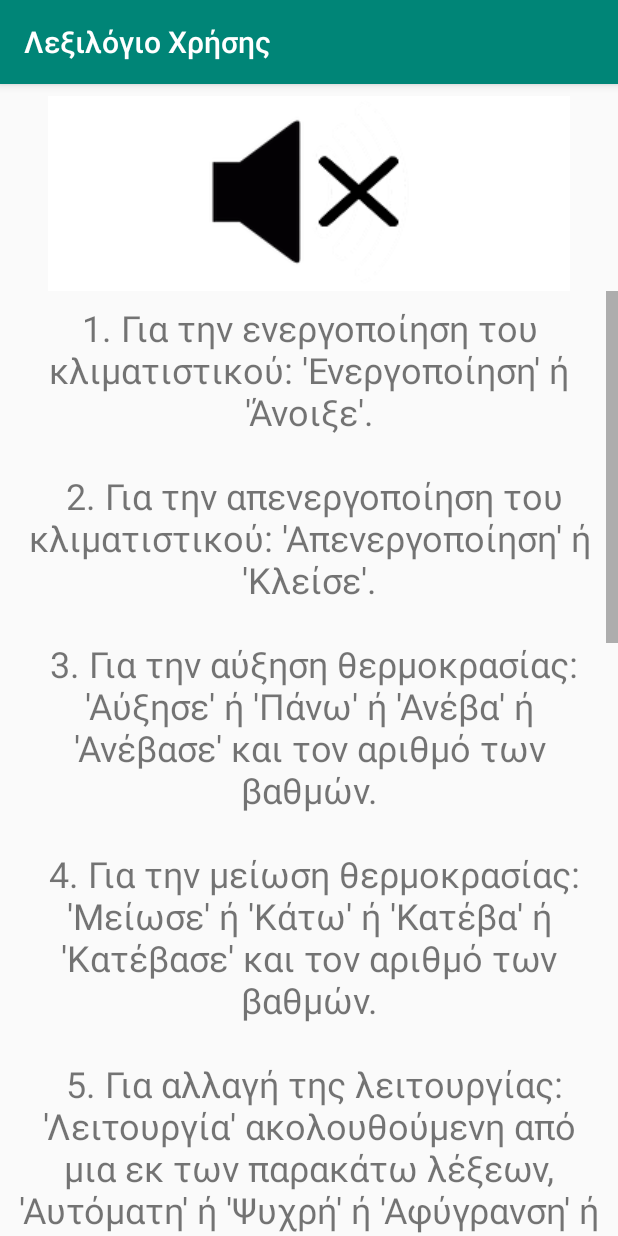
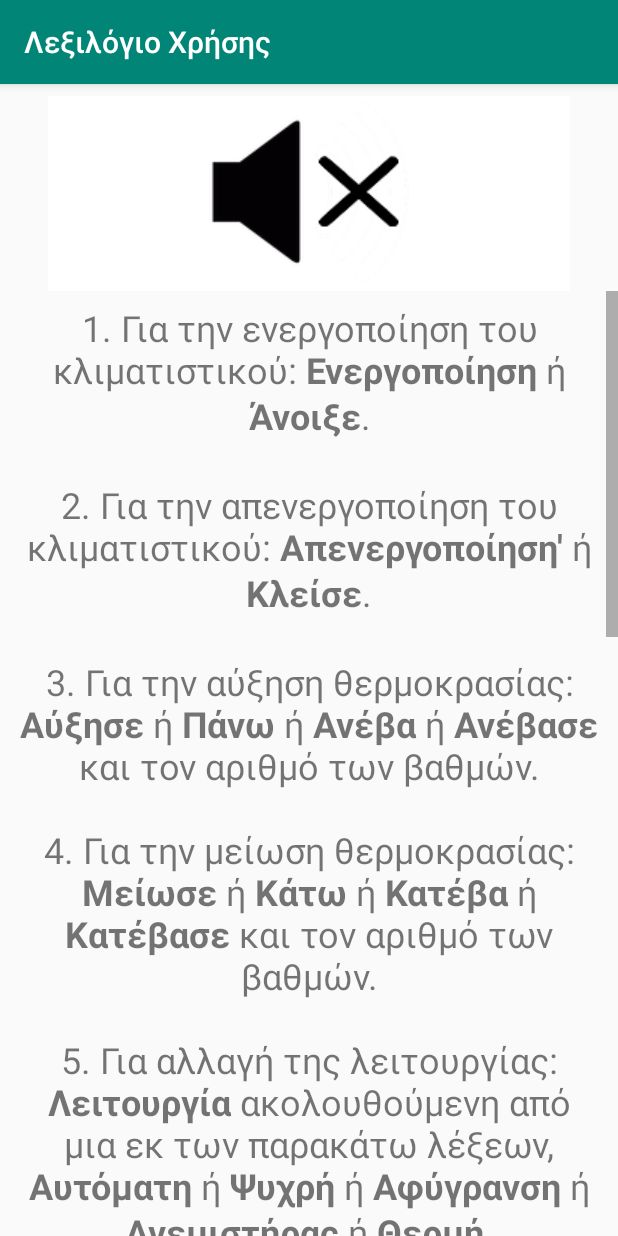
Before and after one commit to GeorgeFotopoulos/Gree-Bora-App, an Android app: the InformationActivity screen opened directly, with no data from a screen before it, on a phone screen of 412 x 824 dp. Run offline under Robolectric (Android 15) with nearby library versions, the phone set to English and light mode, and no system bars.

Commit message:
note button

```diff
--- a/app/src/main/java/com/example/greeboraapp/InformationActivity.java
+++ b/app/src/main/java/com/example/greeboraapp/InformationActivity.java
@@ -15,9 +15,11 @@ import android.view.GestureDetector;
 import android.view.MotionEvent;
 import android.view.View;
 import android.widget.ImageButton;
-
+import android.widget.TextView;
 import java.util.ArrayList;
 import java.util.Locale;
+import android.text.Html;
+import android.text.Spanned;
 
 public class InformationActivity extends AppCompatActivity {
     TextToSpeech TTS;
@@ -28,6 +30,8 @@ public class InformationActivity extends AppCompatActivity {
     boolean soundOn = false;
     int animateSound = 0;
     private Handler handler = new Handler();
+
+    TextView text_view;
 
     @Override
     protected void onCreate(Bundle savedInstanceState) {
@@ -112,6 +116,21 @@ public class InformationActivity extends AppCompatActivity {
                 });
             }
         });
+
+
+        text_view = findViewById(R.id.text_view);
+        text_view.setText((Html.fromHtml("<p>1. Για την ενεργοποίηση του κλιματιστικού: <b>Ενεργοποίηση</b> ή <b>Άνοιξε</b>.</p>"
+        + "<p>2. Για την απενεργοποίηση του κλιματιστικού: <b>Απενεργοποίηση'</b> ή <b>Κλείσε</b>.</p>"
+        + "<p>3. Για την αύξηση θερμοκρασίας: <b>Αύξησε</b> ή <b>Πάνω</b> ή <b>Ανέβα</b> ή <b>Ανέβασε</b> και τον αριθμό των βαθμών.</p>"
+        + "<p>4. Για την μείωση θερμοκρασίας: <b>Μείωσε</b> ή <b>Κάτω</b> ή <b>Κατέβα</b> ή <b>Κατέβασε</b> και τον αριθμό των βαθμών.</p>"
+        + "<p>5. Για αλλαγή της λειτουργίας: <b>Λειτουργία</b> ακολουθούμενη από μια εκ των παρακάτω λέξεων, <b>Αυτόματη</b> ή <b>Ψυχρή</b> ή <b>Αφύγρανση</b> ή <b>Ανεμιστήρας</b> ή <b>Θερμή</b>.</p>"
+        + "<p>6. Για αλλαγή της ανάκλισης: <b>Ανάκλιση</b> ακολουθούμενη από μια εκ των παρακάτω λέξεων, <b>Πάνω</b> ή <b>Μέση</b> ή <b>Κάτω</b> ή <b>Ολική</b>.</p>"
+        + "<p>7. Για αλλαγή της ταχύτητας: <b>Ταχύτητα</b> ακολουθούμενη από μια εκ των παρακάτω λέξεων, <b>Αυτόματη</b> ή <b>Χαμηλή</b> ή <b>Μεσαία</b> ή <b>Υψηλή</b>.</p>"
+        + "<p>8. Για ενεργοποίηση χρονοδιακόπτη: <b>Ενεργοποίηση Χρονοδιακόπτη</b> ή <b>Άνοιξε Χρονοδιακόπτη</b> ακολουθούμενη από τα λεπτά που επιθυμεί ο χρήστης να είναι σε λειτουργία το κλιματιστικό.</p>"
+        + "<p>9. Για την απενεργοποίηση του χρονοδιακόπτη: <b>Απενεργοποίηση Χρονοδιακόπτη</b> ή <b>Κλείσε Χρονοδιακόπτη</b>'.</p>"
+        + "<p>10. Για ενεργοποίηση ή απενεργοποίηση αδρανοποίησης: <b>Αδρανοποίηση</b>.</p>"
+        + "<p>11. Για ενημέρωση σχετικά με την κατάσταση του κλιματιστικού: <b>Ενημέρωση</b>.</p>"
+        + "<p>12. Για ενεργοποίηση ή απενεργοποίηση ιονισμού: <b>Ιονισμός</b> ή <b>Καθαρισμός</b>.</p>")));
     }
 
     @Override
--- a/app/src/main/res/layout/information.xml
+++ b/app/src/main/res/layout/information.xml
@@ -46,19 +46,7 @@
             android:layout_margin="8dp"
             android:gravity="center_horizontal|top"
             android:scrollbars="vertical"
-            android:text="1. Για την ενεργοποίηση του κλιματιστικού: \'Ενεργοποίηση\' ή \'Άνοιξε\'.\n\n
-2. Για την απενεργοποίηση του κλιματιστικού: \'Απενεργοποίηση\' ή \'Κλείσε\'.\n\n
-3. Για την αύξηση θερμοκρασίας: \'Αύξησε\' ή \'Πάνω\' ή \'Ανέβα\' ή \'Ανέβασε\' και τον αριθμό των βαθμών.\n\n
-4. Για την μείωση θερμοκρασίας: \'Μείωσε\' ή \'Κάτω\' ή \'Κατέβα\' ή \'Κατέβασε\' και τον αριθμό των βαθμών.\n\n
-5. Για αλλαγή της λειτουργίας: \'Λειτουργία\' ακολουθούμενη από μια εκ των παρακάτω λέξεων, \'Αυτόματη\' ή \'Ψυχρή\' ή \'Αφύγρανση\' ή \'Ανεμιστήρας\' ή \'Θερμή\'.\n\n
-6. Για αλλαγή της ανάκλισης: \'Ανάκλιση\' ακολουθούμενη από μια εκ των παρακάτω λέξεων, \'Πάνω\' ή \'Μέση\' ή \'Κάτω\' ή \'Ολική\'.\n\n
-7. Για αλλαγή της ταχύτητας: \'Ταχύτητα\' ακολουθούμενη από μια εκ των παρακάτω λέξεων, \'Αυτόματη\' ή \'Χαμηλή\' ή \'Μεσαία\' ή \'Υψηλή\'.\n\n
-8. Για ενεργοποίηση χρονοδιακόπτη: \'Ενεργοποίηση Χρονοδιακόπτη\' ή \'Άνοιξε Χρονοδιακόπτη\' ακολουθούμενη από τα λεπτά που επιθυμεί ο χρήστης να είναι σε λειτουργία το κλιματιστικό.\n\n
-9. Για την απενεργοποίηση του χρονοδιακόπτη: \'Απενεργοποίηση Χρονοδιακόπτη\' ή \'Κλείσε Χρονοδιακόπτη\'.\n\n
-10. Για ενεργοποίηση ή απενεργοποίηση αδρανοποίησης: \'Αδρανοποίηση\'.\n\n
-11. Για ενημέρωση σχετικά με την κατάσταση του κλιματιστικού: \'Ενημέρωση\'.\n\n
-12. Για ενεργοποίηση ή απενεργοποίηση ιονισμού: \'Ιονισμός\' ή \'Καθαρισμός\'.\n
-"
+
             android:textSize="24sp" />
     </ScrollView>
 
```
